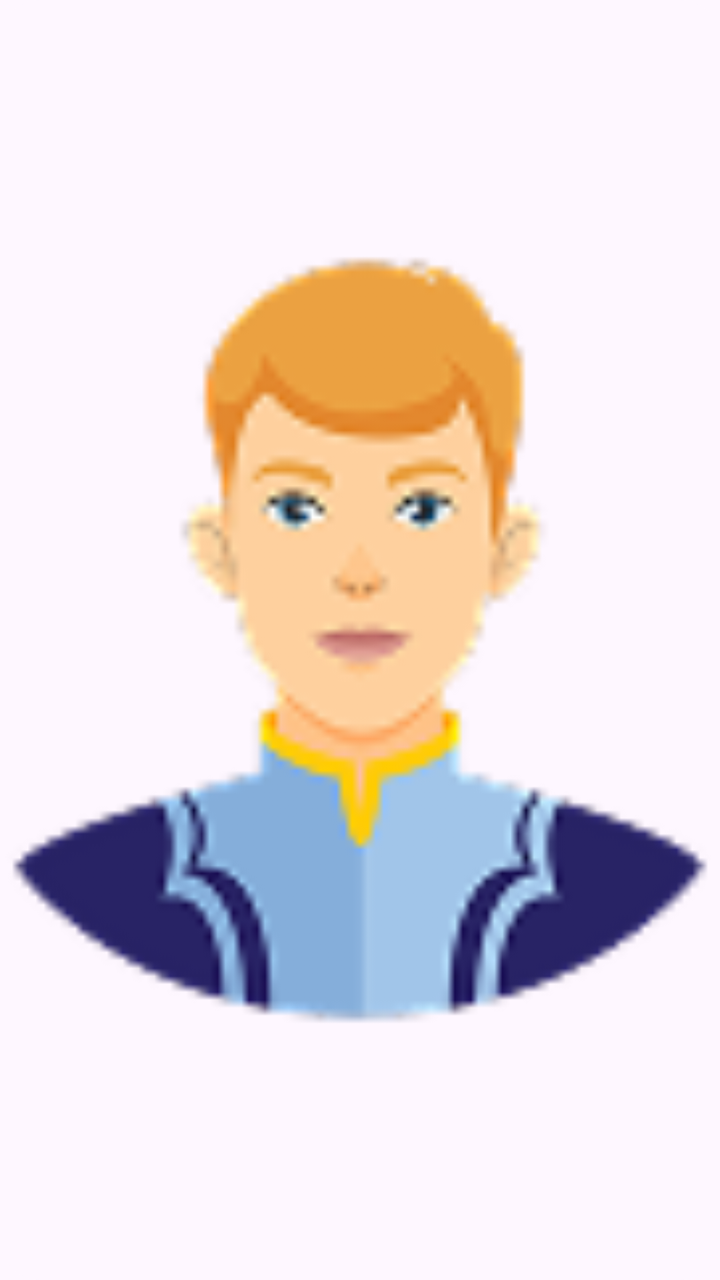
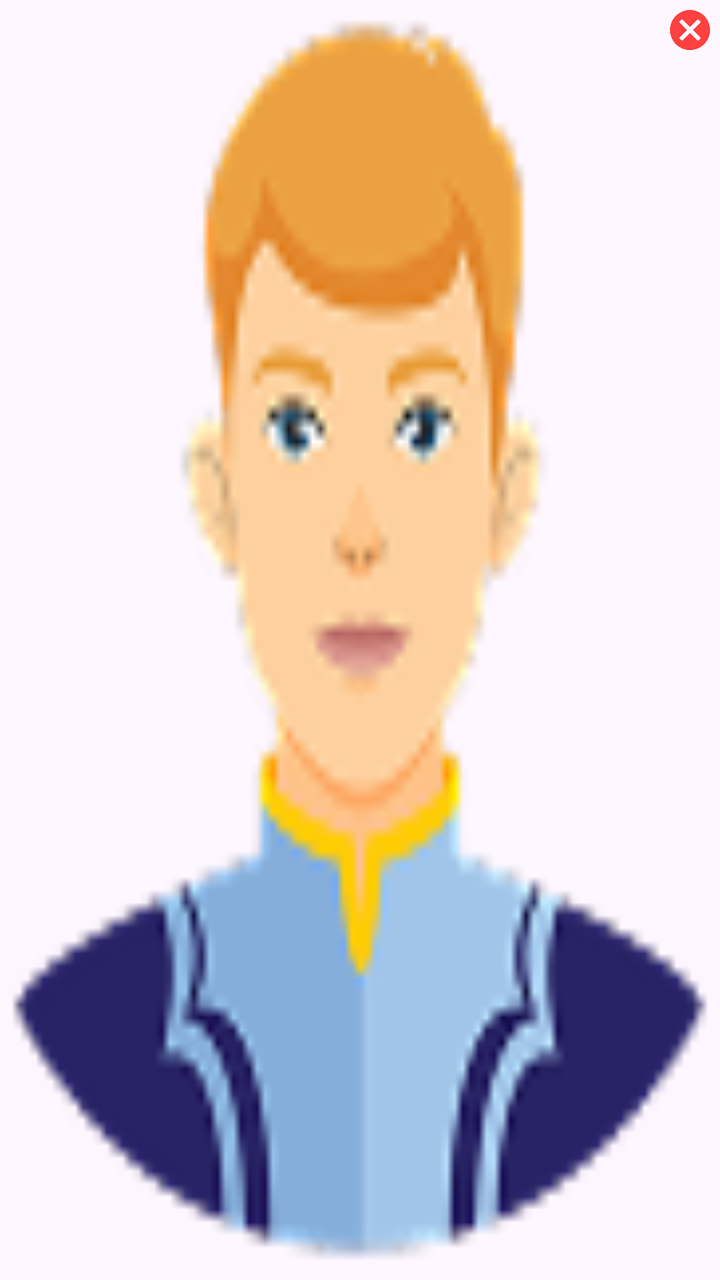

An Android layout rendered at two revisions. The XML below is the earlier revision; the diff shows what the commit changed to produce the second picture.
<!-- AndroidManifest.xml: application theme Theme.ShoppingApp -->
<!-- res/layout/layout_image_show_item.xml -->
<?xml version="1.0" encoding="utf-8"?>
<com.google.android.material.card.MaterialCardView xmlns:android="http://schemas.android.com/apk/res/android"
    xmlns:app="http://schemas.android.com/apk/res-auto"
    android:layout_width="100dp"
    android:layout_height="100dp"
    app:cardCornerRadius="20dp"
    app:strokeWidth="0dp">

    <androidx.appcompat.widget.AppCompatImageView
        android:id="@+id/img_image"
        android:layout_width="match_parent"
        android:layout_height="match_parent"
        app:srcCompat="@drawable/icon_avatar" />

</com.google.android.material.card.MaterialCardView>
<!-- resources referenced by this layout -->
<resources>
  <!-- drawable icon_avatar: png bitmap (drawable, 8545 bytes) -->
  <style name="Theme.ShoppingApp" parent="Base.Theme.ShoppingApp" />
  <style name="Base.Theme.ShoppingApp" parent="Theme.Material3.DayNight.NoActionBar">
          
          
      </style>
</resources>

<!-- the commit's change to res/layout/layout_image_show_item.xml (unified diff, before → after) -->
@@ -10,6 +10,16 @@
         android:id="@+id/img_image"
         android:layout_width="match_parent"
         android:layout_height="match_parent"
+        android:scaleType="fitXY"
         app:srcCompat="@drawable/icon_avatar" />
 
+    <androidx.appcompat.widget.AppCompatImageView
+        android:id="@+id/img_delete"
+        android:layout_width="20dp"
+        android:layout_height="20dp"
+        android:layout_gravity="top|end"
+        android:layout_marginTop="5dp"
+        android:layout_marginEnd="5dp"
+        app:srcCompat="@drawable/icon_delete" />
+
 </com.google.android.material.card.MaterialCardView>
<!-- resource entries referenced after the edit -->
@@ -1,6 +1,7 @@
 <!-- resources referenced by this layout -->
 <resources>
   <!-- drawable icon_avatar: png bitmap (drawable, 8545 bytes) -->
+  <!-- drawable icon_delete: png bitmap (drawable, 16396 bytes) -->
   <style name="Theme.ShoppingApp" parent="Base.Theme.ShoppingApp" />
   <style name="Base.Theme.ShoppingApp" parent="Theme.Material3.DayNight.NoActionBar">
           
